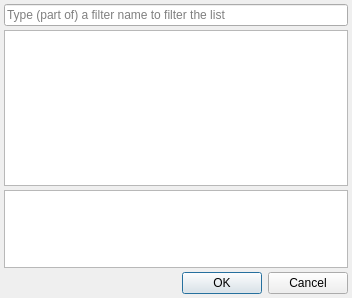
First picture: the form in core/src/FilterSelection.ui, repository 3dct/open_iA, before the edit.
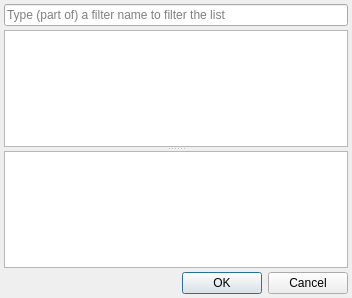
Second picture: the form after the edit.

Commit message: Core: Add splitter in filter selection dialog

What changed in the file:
```diff
--- a/core/src/FilterSelection.ui
+++ b/core/src/FilterSelection.ui
@@ -13,7 +13,7 @@
   <property name="windowTitle">
    <string>Select Filter</string>
   </property>
-  <layout class="QVBoxLayout" name="verticalLayout" stretch="0,2,1,0">
+  <layout class="QVBoxLayout" name="verticalLayout">
    <property name="spacing">
     <number>4</number>
    </property>
@@ -37,6 +37,16 @@
     </widget>
    </item>
    <item>
+    <widget class="QSplitter" name="splitter">
+     <property name="orientation">
+      <enum>Qt::Vertical</enum>
+     </property>
+     <property name="handleWidth">
+      <number>4</number>
+     </property>
+     <property name="childrenCollapsible">
+      <bool>false</bool>
+     </property>
     <widget class="QListWidget" name="lwFilterList">
      <property name="sizeAdjustPolicy">
       <enum>QAbstractScrollArea::AdjustToContents</enum>
@@ -48,8 +58,6 @@
       <bool>true</bool>
      </property>
     </widget>
-   </item>
-   <item>
     <widget class="QTextEdit" name="teDescription">
      <property name="sizeAdjustPolicy">
       <enum>QAbstractScrollArea::AdjustToContents</enum>
@@ -57,6 +65,7 @@
      <property name="readOnly">
       <bool>true</bool>
      </property>
+     </widget>
     </widget>
    </item>
    <item>
```
Lines whose indentation alone changed are shown as unchanged. The commit also changes 1 other file.
